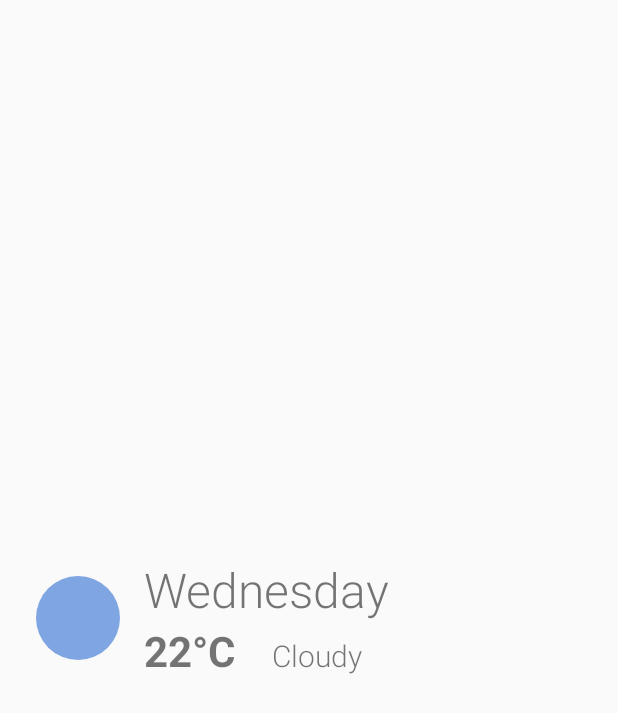
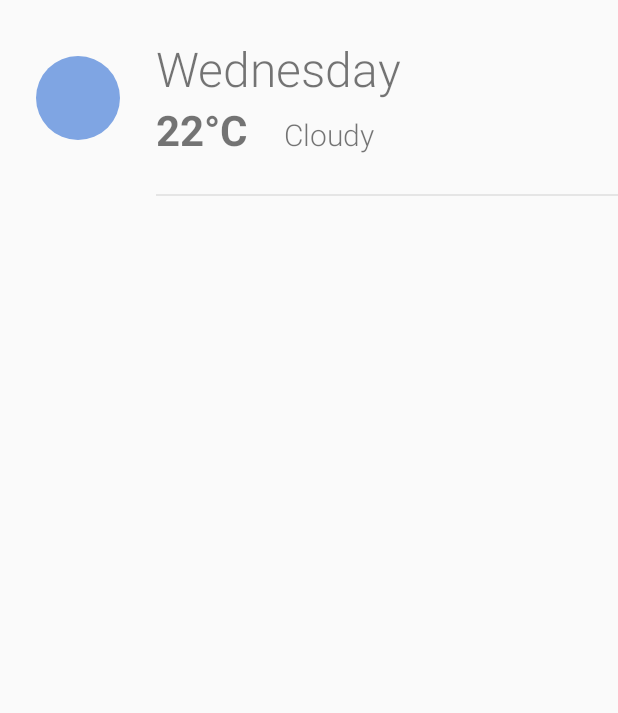
Before and after one commit to jakubkinst/Weather-Test, an Android app: the layout item_forecast.xml on its own in the app's theme, with its tools: preview values and no code run, on a phone screen of 412 x 824 dp. Shown: the top 713 px of the screen. Run offline under Robolectric (Android 15) with nearby library versions, the light colour scheme and no system bars.

Commit message:
Fix list separator in forecast

```diff
--- a/mobile/src/main/res/layout/fragment_forecast.xml
+++ b/mobile/src/main/res/layout/fragment_forecast.xml
@@ -12,7 +12,9 @@
 		<ListView
 			android:id="@+id/list_forecast"
 			android:layout_width="match_parent"
-			android:layout_height="match_parent"></ListView>
+			android:layout_height="match_parent"
+			android:divider="@null"
+			android:dividerHeight="0dp"></ListView>
 	</android.support.v4.widget.SwipeRefreshLayout>
 
 	<include
--- a/mobile/src/main/res/layout/item_forecast.xml
+++ b/mobile/src/main/res/layout/item_forecast.xml
@@ -2,15 +2,18 @@
 <LinearLayout xmlns:android="http://schemas.android.com/apk/res/android"
 			  xmlns:tools="http://schemas.android.com/tools"
 			  android:layout_width="match_parent"
-			  android:layout_height="match_parent"
-			  android:orientation="horizontal"
-			  android:padding="@dimen/global_spacing_s">
+			  android:layout_height="wrap_content"
+			  android:orientation="horizontal">
 
 	<ImageView
 		android:id="@+id/weather_image"
 		android:layout_width="@dimen/forecast_item_icon_size"
 		android:layout_height="@dimen/forecast_item_icon_size"
 		android:layout_gravity="center_vertical"
+		android:layout_marginBottom="@dimen/global_spacing_s"
+		android:layout_marginLeft="@dimen/global_spacing_s"
+		android:layout_marginRight="@dimen/global_spacing_s"
+		android:layout_marginTop="@dimen/global_spacing_s"
 		android:background="@drawable/background_weather_icon"
 		android:padding="@dimen/global_spacing_xxxs"/>
 
@@ -18,7 +21,15 @@
 		android:layout_width="match_parent"
 		android:layout_height="wrap_content"
 		android:layout_gravity="center_vertical"
-		android:layout_marginLeft="@dimen/global_spacing_xs"
+		android:orientation="vertical">
+
+		<LinearLayout
+			android:layout_width="match_parent"
+			android:layout_height="0dp"
+			android:layout_marginBottom="@dimen/global_spacing_s"
+			android:layout_marginRight="@dimen/global_spacing_s"
+			android:layout_marginTop="@dimen/global_spacing_s"
+			android:layout_weight="1"
 			android:orientation="vertical">
 
 			<TextView
@@ -51,6 +62,12 @@
 					android:textSize="@dimen/global_text_size_title"
 					tools:text="Cloudy"/>
 			</LinearLayout>
+		</LinearLayout>
+
+		<View
+			android:layout_width="match_parent"
+			android:layout_height="1dp"
+			android:background="@color/global_separator"></View>
 
 	</LinearLayout>
 
```
Lines whose indentation alone changed are shown as unchanged.
